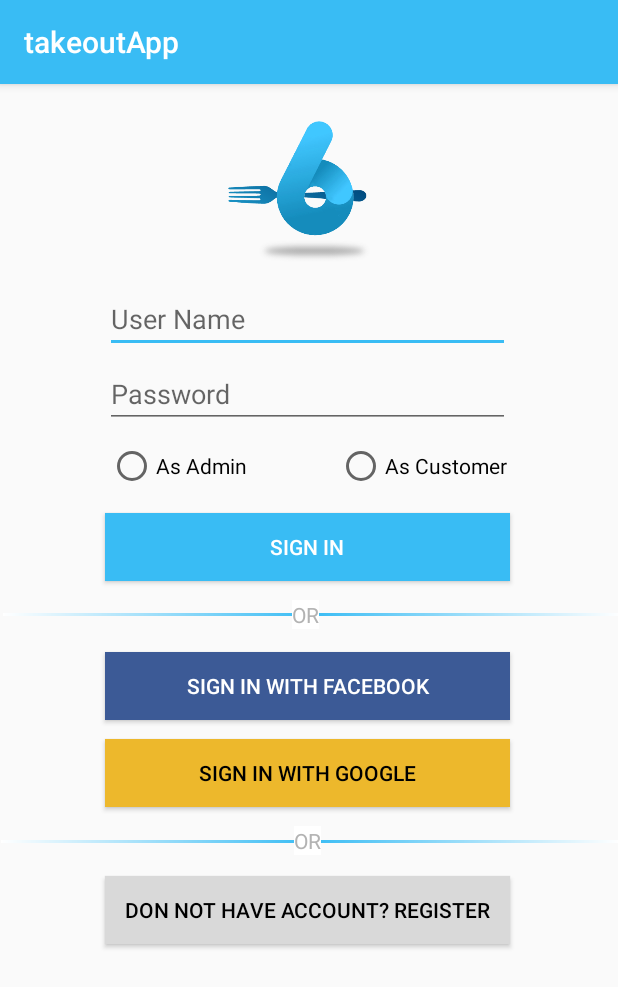
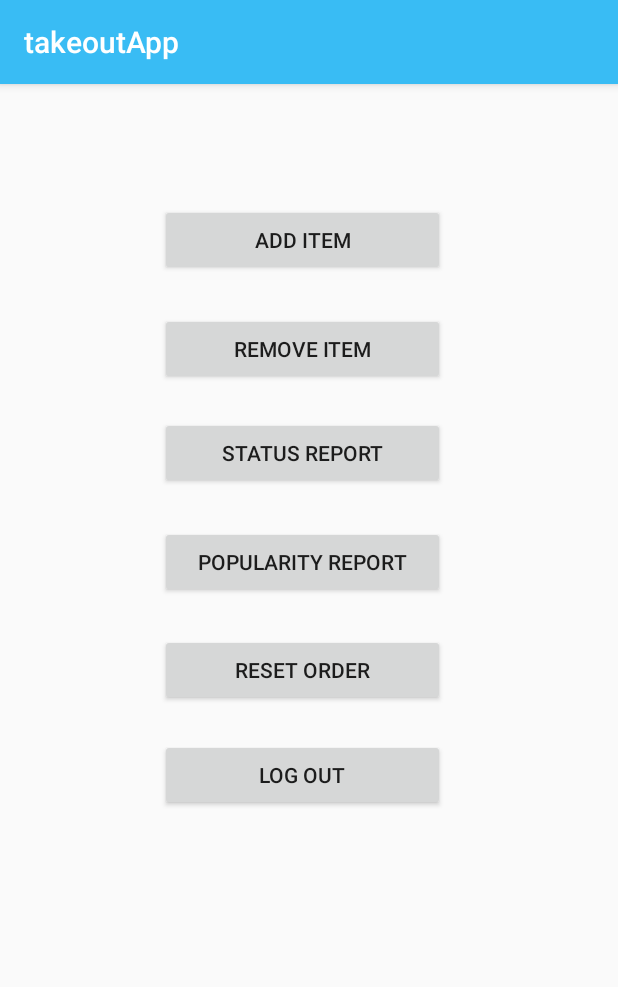
Before and after one commit to Adamkzh/takeoutApp, an Android app: the screen it shows after launch (MainActivity before the commit, AdminIndexActivity after it), on a phone screen of 412 x 824 dp. Shown: the top 987 px of the screen. Run offline under Robolectric (Android 15) with nearby library versions, the phone set to English and light mode, and no system bars.

Commit message:
add admin index

```diff
--- a/app/src/main/AndroidManifest.xml
+++ b/app/src/main/AndroidManifest.xml
@@ -10,7 +10,7 @@
         android:supportsRtl="true"
         android:theme="@style/AppTheme">
         <activity
-            android:name=".MainActivity"
+            android:name=".AdminIndexActivity"
             android:label="@string/app_name">
             <intent-filter>
                 <action android:name="android.intent.action.MAIN" />
--- a/app/src/main/java/cmpe275eat/takeoutapp/AdminIndexActivity.java
+++ b/app/src/main/java/cmpe275eat/takeoutapp/AdminIndexActivity.java
@@ -1,8 +1,18 @@
 package cmpe275eat.takeoutapp;
+
+import android.os.Bundle;
+import android.support.v7.app.AppCompatActivity;
 
 /**
  * Created by yichinhsiao on 5/7/18.
  */
 
-public class AdminIndexActivity {
+public class AdminIndexActivity extends AppCompatActivity {
+
+    @Override
+    protected void onCreate(Bundle savedInstanceState) {
+        super.onCreate(savedInstanceState);
+        setContentView(R.layout.activity_admin_index);
+
+    }
 }
--- a/app/src/main/res/layout/activity_admin_index.xml
+++ b/app/src/main/res/layout/activity_admin_index.xml
@@ -1,6 +1,68 @@
 <?xml version="1.0" encoding="utf-8"?>
-<android.support.constraint.ConstraintLayout
-    xmlns:android="http://schemas.android.com/apk/res/android" android:layout_width="match_parent"
-    android:layout_height="match_parent">
+<AbsoluteLayout xmlns:android="http://schemas.android.com/apk/res/android"
+    xmlns:tools="http://schemas.android.com/tools"
+    xmlns:app="http://schemas.android.com/apk/res-auto"
+    android:layout_width="match_parent"
+    android:layout_height="match_parent"
+    tools:ignore="Deprecated">
 
-</android.support.constraint.ConstraintLayout>
+    <Button
+        android:id="@+id/add_item"
+        android:layout_width="190dp"
+        android:layout_height="wrap_content"
+        android:layout_x="107dp"
+        android:layout_y="80dp"
+        android:text="@string/add_item"
+        tools:layout_editor_absoluteX="153dp"
+        tools:layout_editor_absoluteY="57dp" />
+
+    <Button
+        android:id="@+id/remove_item"
+        android:layout_width="190dp"
+        android:layout_height="wrap_content"
+        android:layout_x="107dp"
+        android:layout_y="153dp"
+        android:text="@string/remove_item"
+        tools:layout_editor_absoluteX="153dp"
+        tools:layout_editor_absoluteY="57dp" />
+
+    <Button
+        android:id="@+id/status_report"
+        android:layout_width="190dp"
+        android:layout_height="wrap_content"
+        android:layout_x="107dp"
+        android:layout_y="222dp"
+        android:text="@string/status_report"
+        tools:layout_editor_absoluteX="153dp"
+        tools:layout_editor_absoluteY="57dp" />
+
+    <Button
+        android:id="@+id/popularity_report"
+        android:layout_width="190dp"
+        android:layout_height="wrap_content"
+        android:layout_x="107dp"
+        android:layout_y="295dp"
+        android:text="@string/popularity_report"
+        tools:layout_editor_absoluteX="153dp"
+        tools:layout_editor_absoluteY="57dp" />
+
+    <Button
+        android:id="@+id/reset_order"
+        android:layout_width="190dp"
+        android:layout_height="wrap_content"
+        android:layout_x="107dp"
+        android:layout_y="367dp"
+        android:text="@string/reset_order"
+        tools:layout_editor_absoluteX="153dp"
+        tools:layout_editor_absoluteY="57dp" />
+
+    <Button
+        android:id="@+id/log_out"
+        android:layout_width="190dp"
+        android:layout_height="wrap_content"
+        android:layout_x="107dp"
+        android:layout_y="437dp"
+        android:text="@string/log_out"
+        tools:layout_editor_absoluteX="153dp"
+        tools:layout_editor_absoluteY="57dp" />
+</AbsoluteLayout>
--- a/app/src/main/res/values/strings.xml
+++ b/app/src/main/res/values/strings.xml
@@ -30,6 +30,12 @@
     <string name="tv_phot">Photo</string>
     <string name="menu_upl">Upload</string>
     <string name="menu_tak">Take Photo</string>
+    <string name="add_item">Add Item</string>
+    <string name="remove_item">Remove Item</string>
+    <string name="status_report">Status Report</string>
+    <string name="popularity_report">Popularity Report</string>
+    <string name="reset_order">Reset Order</string>
+    <string name="log_out">Log Out</string>
     <!--<string name=""></string>-->
     <!--<string name=""></string>-->
     <!--<string name=""></string>-->
```
